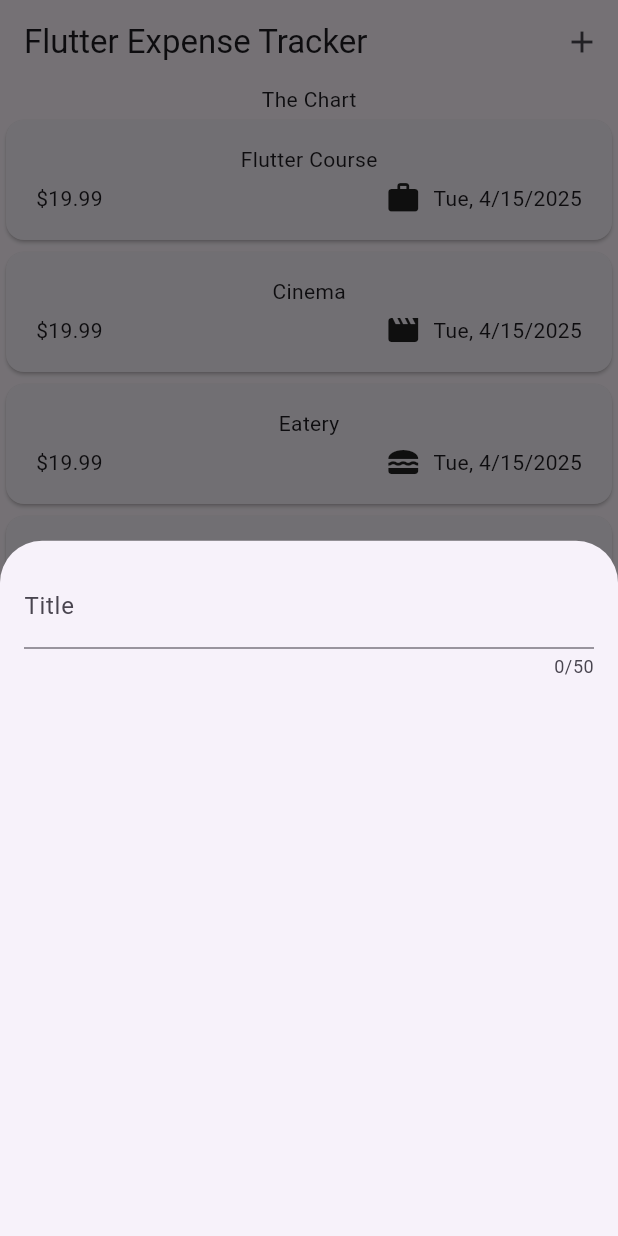
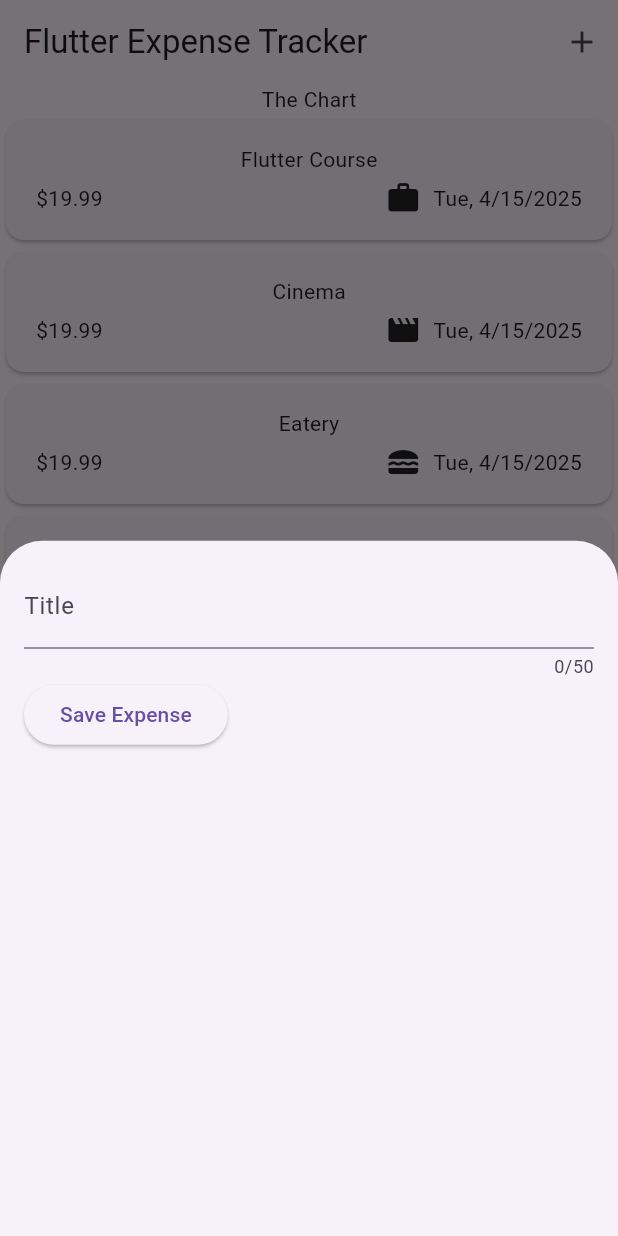
Before and after one commit to Wilson-Ochieng/Expenses-Tracker, a Flutter app: the screen it shows after launch, after a tap on the "add" icon, on a phone screen of 412 x 824 dp. Run offline on Flutter 3.47's test engine with Material 3 defaults, Android fonts, the phone set to English and light mode, and no system bars.

Commit message:
Added input  and  saving data logic

```diff
--- a/lib/widgets/new_expense.dart
+++ b/lib/widgets/new_expense.dart
@@ -2,6 +2,8 @@ import 'package:flutter/material.dart';
 
 class NewExpense extends StatefulWidget {
   const NewExpense({super.key});
+
+
 
   @override
   State<NewExpense> createState() {
@@ -10,17 +12,40 @@ class NewExpense extends StatefulWidget {
 }
 
 class _NewExpenseState extends State<NewExpense> {
+  var _enteredTitle = '';
+
+void _saveTitleInput(String  inputValue){
+  _enteredTitle = inputValue;
+
+
+
+
+
+
+
+
+}
+
   @override
   Widget build(BuildContext context) {
-    return  const Padding(
+    return   Padding(
       padding:   EdgeInsets.all(16),
       child: Column(
         children:  [
           TextField(
+            onChanged: _saveTitleInput,
             maxLength: 50,
-            decoration: InputDecoration(
+            decoration:  const InputDecoration(
               label: Text('Title'),
             ),
+          ),
+          Row(
+            children: [
+
+              ElevatedButton(onPressed:(){
+                print('$_enteredTitle');
+              }, child: Text('Save Expense'),)
+            ],
           )
         ],
       ),
```
